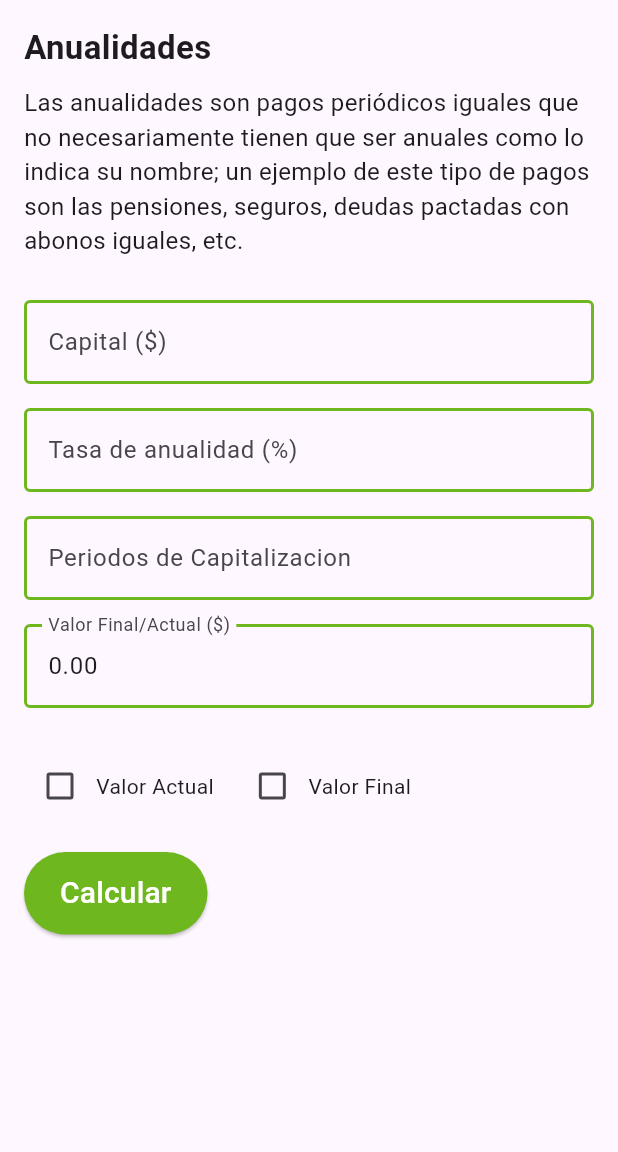
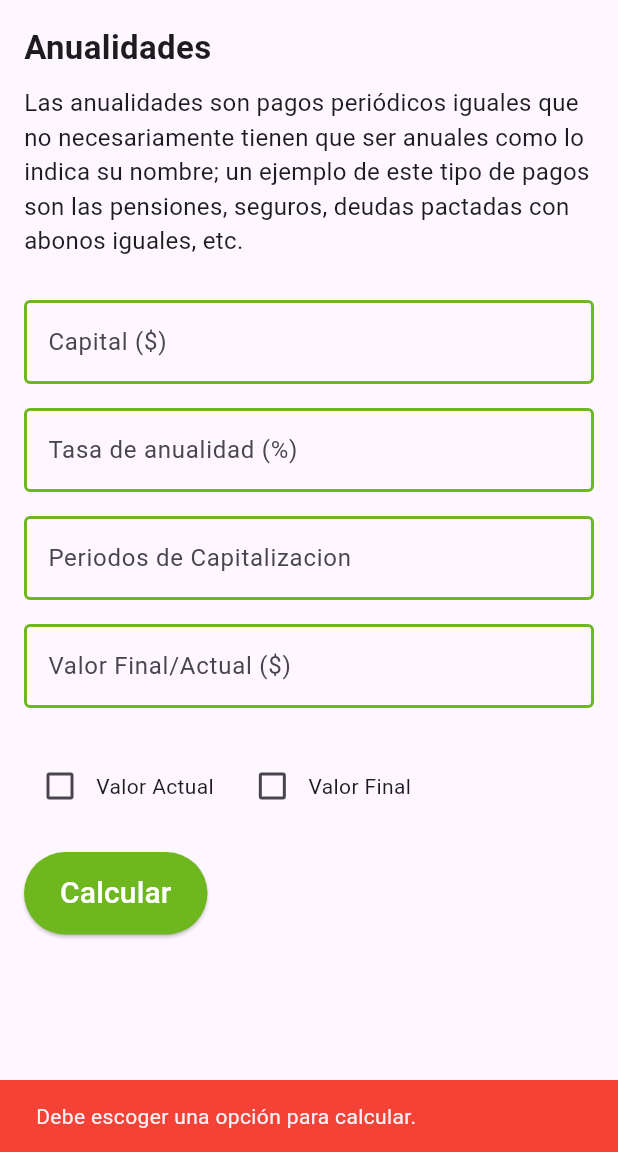
Before and after one commit to JulianArias-Dev/finanpro, a Flutter app: the AnualidadesScreen screen opened directly, after a tap on "Calcular", on a phone screen of 412 x 824 dp, the part 84-1236 px from its top. Run offline on Flutter 3.47's test engine with Material 3 defaults, Android fonts, the phone set to English and light mode, and no system bars; our stand-ins replace get.

Commit message:
create and integration of anualidades_controller with anualidades_screen + Errors control

```diff
--- /dev/null
+++ b/lib/controllers/anualidades_controller.dart
@@ -0,0 +1,25 @@
+import 'dart:math';
+
+class AnualidadesController {
+  AnualidadesController();
+
+  double calcularValorFinal(double capital, double i, int n) {
+    if (capital <= 0 || i <= 0 || n <= 0) {
+      throw ArgumentError(
+        "Todos los argumentos deben ser mayores que cero y el tipo no debe estar vacío.",
+      );
+    }
+
+    return capital * ((pow((1 + i), n) - 1) / i);
+  }
+
+  double calcularValorActual(double capital, double i, int n) {
+    if (capital <= 0 || i <= 0 || n <= 0) {
+      throw ArgumentError(
+        "Todos los argumentos deben ser mayores que cero y el tipo no debe estar vacío.",
+      );
+    }
+
+    return capital * ((1 - pow((1 + i), -1 * n)) / i);
+  }
+}
--- a/lib/views/anualidades_screen.dart
+++ b/lib/views/anualidades_screen.dart
@@ -1,3 +1,4 @@
+import 'package:finan_pro_v1/controllers/anualidades_controller.dart';
 import 'package:flutter/material.dart';
 import 'components/text_field.dart';
 
@@ -9,9 +10,10 @@ class AnualidadesScreen extends StatefulWidget {
 }
 
 class _AnualidadesScreenState extends State<AnualidadesScreen> {
+  AnualidadesController controller = AnualidadesController();
   TextEditingController capitalController = TextEditingController();
   TextEditingController rateController = TextEditingController();
-  TextEditingController timeController = TextEditingController();
+  TextEditingController periodController = TextEditingController();
   TextEditingController resultController = TextEditingController();
   bool isPresentValue = false;
   bool isFutureValue = false;
@@ -43,7 +45,7 @@ class _AnualidadesScreenState extends State<AnualidadesScreen> {
             const SizedBox(height: 20),
             buildTextField("Capital (\$)", capitalController),
             buildTextField("Tasa de anualidad (%)", rateController),
-            buildTextField("Periodos de Capitalizacion", timeController),
+            buildTextField("Periodos de Capitalizacion", periodController),
             buildTextField(
               "Valor Final/Actual (\$)",
               resultController,
@@ -57,6 +59,7 @@ class _AnualidadesScreenState extends State<AnualidadesScreen> {
                   onChanged: (bool? value) {
                     setState(() {
                       isPresentValue = value!;
+                      isFutureValue = !isPresentValue;
                     });
                   },
                 ),
@@ -67,6 +70,7 @@ class _AnualidadesScreenState extends State<AnualidadesScreen> {
                   onChanged: (bool? value) {
                     setState(() {
                       isFutureValue = value!;
+                      isPresentValue = !isFutureValue;
                     });
                   },
                 ),
@@ -77,10 +81,33 @@ class _AnualidadesScreenState extends State<AnualidadesScreen> {
             ElevatedButton(
               onPressed: () {
                 double capital = double.tryParse(capitalController.text) ?? 0;
-                double rate = double.tryParse(rateController.text) ?? 0;
-                double time = double.tryParse(timeController.text) ?? 0;
-                double interest = (capital * rate * time) / 100;
-                resultController.text = interest.toStringAsFixed(2);
+                double i = double.tryParse(rateController.text) ?? 0;
+                int n = int.tryParse(periodController.text) ?? 0;
+                try {
+                  if (isFutureValue) {
+                    resultController.text = controller
+                        .calcularValorFinal(capital, i / 100, n)
+                        .toStringAsFixed(2);
+                  } else if (isPresentValue) {
+                    resultController.text = controller
+                        .calcularValorActual(capital, i / 100, n)
+                        .toStringAsFixed(2);
+                  } else {
+                    ScaffoldMessenger.of(context).showSnackBar(
+                      const SnackBar(
+                        content: Text('Debe escoger una opción para calcular.'),
+                        backgroundColor: Colors.red,
+                      ),
+                    );
+                  }
+                } catch (e) {
+                  ScaffoldMessenger.of(context).showSnackBar(
+                    SnackBar(
+                      content: Text(e.toString()),
+                      backgroundColor: Colors.red,
+                    ),
+                  );
+                }
               },
               style: ElevatedButton.styleFrom(
                 minimumSize: const Size(80, 55),
```
Also changed, not shown: lib/views/interes_compuesto_screen.dart (+21 -5 lines), lib/views/interes_simple_screen.dart (+9 -0 lines).
